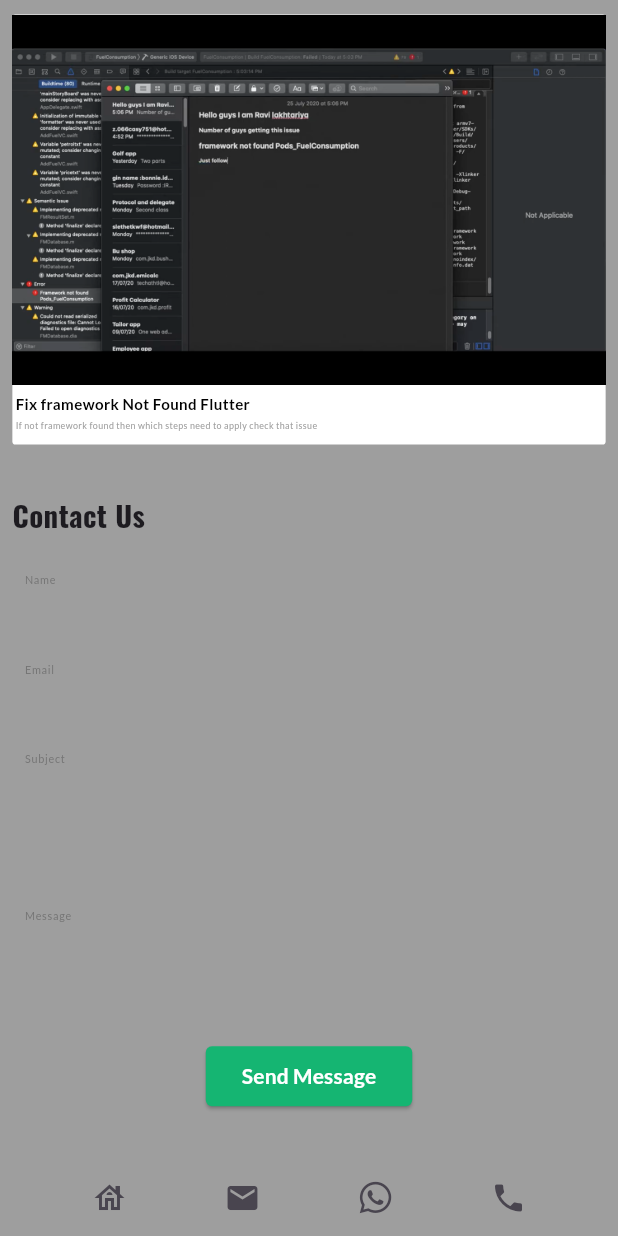
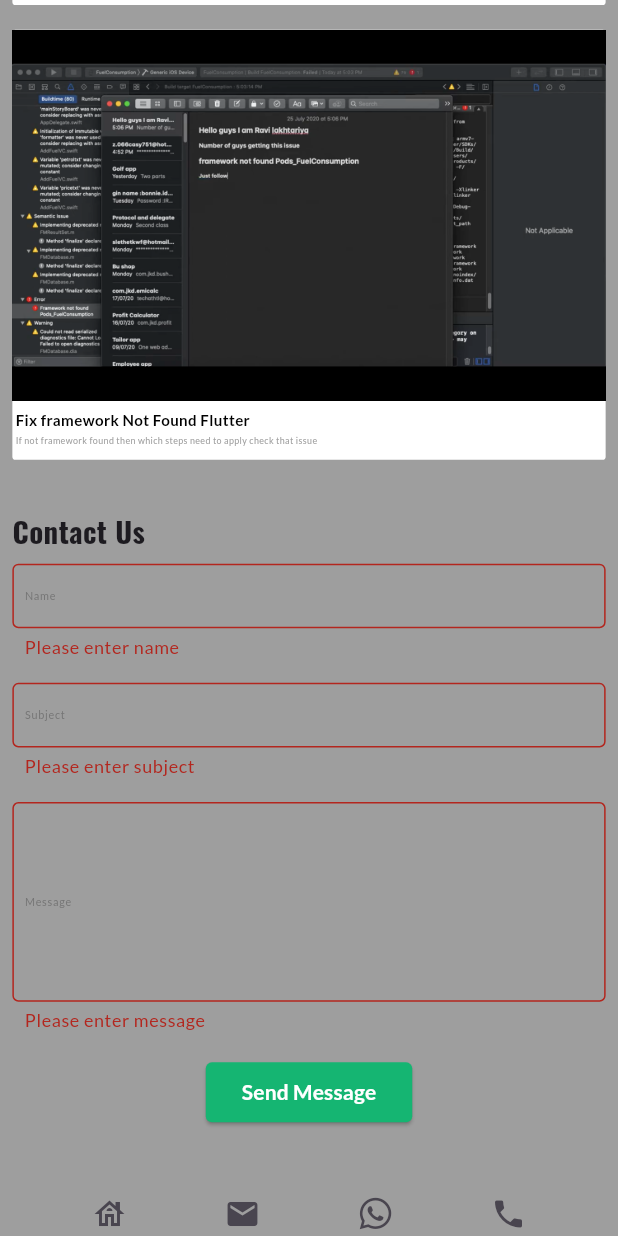
Before and after one commit to gunatitsolutions/ravilakhtariya, a Flutter app: the screen it shows after launch, scrolled down 2880 dp, after a tap on "Send Message", on a phone screen of 412 x 824 dp. Run offline on Flutter 3.47's test engine with Material 3 defaults, Android fonts, the phone set to English and light mode, and no system bars; our stand-ins replace animated_text_kit, cached_network_image, connectivity_plus, device_info_plus, font_awesome_flutter, get and 6 more; missing offline and left inert: file_saver.

Commit message:
code pushed

```diff
--- a/lib/Constants/constants.dart
+++ b/lib/Constants/constants.dart
@@ -84,18 +84,18 @@ class Constants {
       projectType: 'IOS',
       portfolioList: [
         PortfolioModel(
+          title: 'Fuelo',
+          description:
+              'Fuelo is an vehicle tracking app, which helping to track your vehicle data, how many kilometers run, how many time services done, what is current average, how many money spent on vehicle etc. The image poster designed by me. Currently app is not available in appstore.',
+          image: AppImage.fueloIOS,
+          link: '',
+        ),
+        PortfolioModel(
           title: 'Finance Calculator',
           description:
-              'Finance calculator is calculating a finance app Finance calculator is calculating a finance app Finance calculator is calculating a finance app Finance calculator is calculating a finance app Finance calculator is calculating a finance app Finance calculator is calculating a finance app',
+          'Finance calculator is calculating a finance app Finance calculator is calculating a finance app Finance calculator is calculating a finance app Finance calculator is calculating a finance app Finance calculator is calculating a finance app Finance calculator is calculating a finance app',
           image: '',
-          link: 'www.linkedin.com',
-        ),
-        PortfolioModel(
-          title: 'Fuelo',
-          description:
-              'Fuelo is an vehichel tracking app,Fuelo is an vehichel tracking app,Fuelo is an vehichel tracking app,Fuelo is an vehichel tracking app,Fuelo is an vehichel tracking app,',
-          image: '',
-          link: 'www.linkedin.com',
+          link: '',
         ),
       ],
     ),
@@ -170,11 +170,11 @@ So, what are you waiting for, download the app and share your quote with the wor
       projectType: 'Graphic Design',
       portfolioList: [
         PortfolioModel(
-          title: 'Finance Calculator',
+          title: 'Darshan Gems',
           description:
-              'Finance calculator is calculating a finance app Finance calculator is calculating a finance app Finance calculator is calculating a finance app Finance calculator is calculating a finance app Finance calculator is calculating a finance app Finance calculator is calculating a finance app',
-          image: '',
-          link: 'www.linkedin.com',
+              'Its client logo designed as client requirement. The logo is describe gems business in black background with golden color.',
+          image: AppImage.logoDesign,
+          link: '',
         ),
       ],
     ),
@@ -182,23 +182,11 @@ So, what are you waiting for, download the app and share your quote with the wor
       projectType: 'UI Design',
       portfolioList: [
         PortfolioModel(
-          title: 'Finance Calculator',
+          title: 'Metro App',
           description:
-              'Finance calculator is calculating a finance app Finance calculator is calculating a finance app Finance calculator is calculating a finance app Finance calculator is calculating a finance app Finance calculator is calculating a finance app Finance calculator is calculating a finance app',
-          image: '',
-          link: 'www.linkedin.com',
-        ),
-      ],
-    ),
-    PortfoliosModel(
-      projectType: 'UI Design',
-      portfolioList: [
-        PortfolioModel(
-          title: 'Finance Calculator',
-          description:
-              'Finance calculator is calculating a finance app Finance calculator is calculating a finance app Finance calculator is calculating a finance app Finance calculator is calculating a finance app Finance calculator is calculating a finance app Finance calculator is calculating a finance app',
-          image: '',
-          link: 'www.linkedin.com',
+              'Its offline metro app design for ios and flutter both platform. Currently app is not available in app store',
+          image: AppImage.metroUI,
+          link: '',
         ),
       ],
     ),
@@ -208,7 +196,7 @@ So, what are you waiting for, download the app and share your quote with the wor
         PortfolioModel(
           title: 'White Penicals',
           description:
-              'Finance calculator is calculating a finance app Finance calculator is calculating a finance app Finance calculator is calculating a finance app Finance calculator is calculating a finance app Finance calculator is calculating a finance app Finance calculator is calculating a finance app',
+              'The image is of a group of pelican birds perched on a log. The birds are predominantly white and brown in color, and the photo was captured using a Canon 200D Mark2 camera.',
           image: AppImage.penicals,
           link: 'www.linkedin.com',
         ),
--- a/lib/Screens/Home/Controllers/home_controller.dart
+++ b/lib/Screens/Home/Controllers/home_controller.dart
@@ -1,6 +1,6 @@
-import 'package:flutter/cupertino.dart';
 import 'package:flutter/material.dart';
 import 'package:get/get.dart';
+import 'package:file_saver/file_saver.dart';
 
 class HomeController extends GetxController {
   final Rx<GlobalKey<ScaffoldState>> _scaffoldKey =
@@ -9,4 +9,12 @@ class HomeController extends GetxController {
   GlobalKey<ScaffoldState> get scaffoldKey => _scaffoldKey.value;
 
   ScrollController scrollController = ScrollController();
+
+
+  void downloadResumes() async {
+
+    await FileSaver.instance.saveAs(name: 'RaviLakhtariyaResume',filePath: 'assets/ravilakhtariya.pdf',ext: 'pdf', mimeType: MimeType.pdf).then((value) {
+      print(value);
+    });
+  }
 }
--- a/lib/Screens/Home/Sections/ContactUs/Controllers/contact_us_controller.dart
+++ b/lib/Screens/Home/Sections/ContactUs/Controllers/contact_us_controller.dart
@@ -1,5 +1,7 @@
 import 'package:flutter/cupertino.dart';
 import 'package:get/get.dart';
+import 'package:ravilakhtariya/Utils/Components/error_snackbar_widget.dart';
+import 'package:ravilakhtariya/Utils/launch_custom_url.dart';
 
 class ContactUsController extends GetxController {
 
@@ -8,8 +10,37 @@ class ContactUsController extends GetxController {
   TextEditingController subjectController = TextEditingController();
   TextEditingController messageController = TextEditingController();
 
+  GlobalKey<FormState> formKey = GlobalKey<FormState>();
 
   sendMessageBtn() {
+    try {
+      final Uri params = Uri(
+        scheme: 'mailto',
+        path: 'ravilakhtariya07@gmail.com',
+        query:
+        'subject=${subjectController.text}&body=Hello ${nameController.text},\n${messageController.text}', //add subject and body here
+      );
 
+      LaunchCustomURL.launchURL(params.toString());
+    } catch (e) {
+      showError(e.toString());
+    }
+
+    update();
   }
+
+  clearText() {
+    nameController.clear();
+    emailController.clear();
+    subjectController.clear();
+    messageController.clear();
+  }
+
+  checkValidation() {
+    if(formKey.currentState?.validate() ?? false) {
+      return true;
+    }
+    return false;
+  }
+
 }
--- a/lib/Screens/Home/Sections/ContactUs/contact_us_section.dart
+++ b/lib/Screens/Home/Sections/ContactUs/contact_us_section.dart
@@ -1,4 +1,5 @@
 import 'package:flutter/material.dart';
+import 'package:ravilakhtariya/Constants/constants.dart';
 import 'package:ravilakhtariya/Screens/Home/Sections/ContactUs/Controllers/contact_us_controller.dart';
 import 'package:ravilakhtariya/Screens/Home/Sections/ContactUs/contact_us_section_desktop.dart';
 import 'package:ravilakhtariya/Screens/Home/Sections/ContactUs/contact_us_section_mobile.dart';
@@ -35,17 +36,31 @@ class ContactUsSection extends StatelessWidget {
       textEditingController: contactUsController.nameController,
       showHint: true,
       enableBorder: true,
+      validator: (value) {
+        if (value?.isEmpty ?? false) {
+          return 'Please enter name';
+        }
+        return null;
+      },
     );
   }
 
-  emailTextFieldWidget() {
+  /*emailTextFieldWidget() {
     return TextFieldWidget(
       title: 'Email',
       textEditingController: contactUsController.emailController,
       showHint: true,
       enableBorder: true,
+      validator: (value) {
+        if (value?.isEmpty ?? false) {
+          return 'Please enter email';
+        } else if (!RegexPatterns.emailRegex.hasMatch(value ?? '')) {
+          return 'Please enter valid email';
+        }
+        return null;
+      },
     );
-  }
+  }*/
 
   subjectTextFieldWidget() {
     return TextFieldWidget(
@@ -53,6 +68,12 @@ class ContactUsSection extends StatelessWidget {
       textEditingController: contactUsController.subjectController,
       showHint: true,
       enableBorder: true,
+      validator: (value) {
+        if (value?.isEmpty ?? false) {
+          return 'Please enter subject';
+        }
+        return null;
+      },
     );
   }
 
@@ -63,6 +84,12 @@ class ContactUsSection extends StatelessWidget {
       showHint: true,
       maxLines: 7,
       enableBorder: true,
+      validator: (value) {
+        if (value?.isEmpty ?? false) {
+          return 'Please enter message';
+        }
+        return null;
+      },
     );
   }
 
@@ -70,7 +97,11 @@ class ContactUsSection extends StatelessWidget {
     return Padding(
       padding: EdgeInsets.all(2.0.w),
       child: ElevatedButton(
-          onPressed: () {},
+          onPressed: () {
+            if(Get.find<ContactUsController>().checkValidation()) {
+              Get.find<ContactUsController>().sendMessageBtn();
+            }
+          },
           style: ElevatedButton.styleFrom(
             backgroundColor: AppColors.colorPrimary,
             shape: RoundedRectangleBorder(
--- a/lib/Screens/Home/Sections/ContactUs/contact_us_section_mobile.dart
+++ b/lib/Screens/Home/Sections/ContactUs/contact_us_section_mobile.dart
@@ -1,25 +1,30 @@
-import 'package:flutter/cupertino.dart';
 import 'package:flutter/material.dart';
 import 'package:ravilakhtariya/Constants/constants.dart';
+import 'package:ravilakhtariya/Screens/Home/Sections/ContactUs/Controllers/contact_us_controller.dart';
 import 'package:ravilakhtariya/Screens/Home/Sections/ContactUs/contact_us_section.dart';
 import 'package:responsive_sizer/responsive_sizer.dart';
+import 'package:get/get.dart';
+
 
 class ContactUsSectionMobile extends ContactUsSection {
   ContactUsSectionMobile({super.key});
 
   @override
   Widget build(BuildContext context) {
-    return Column(
+    return Form(
+      key: Get.find<ContactUsController>().formKey,
+      child: Column(
         children: [
           titleWidget(),
           nameTextFieldWidget(),
-        emailTextFieldWidget(),
+         // emailTextFieldWidget(),
           subjectTextFieldWidget(),
           messageTextFieldWidget(),
           sendMessageBtn(),
           SizedBox(height: 3.h,),
           footerContactSectionMobile(),
         ],
+      ),
     );
   }
 
--- a/lib/Screens/Home/Sections/Navigation/app_navigation_bar.dart
+++ b/lib/Screens/Home/Sections/Navigation/app_navigation_bar.dart
@@ -16,8 +16,8 @@ class AppNavigationBar extends StatelessWidget {
   @override
   Widget build(BuildContext context) {
     return Responsive(
-        mobile: AppNavigationBarMobile(),
-        tablet: AppNavigationBarMobile(),
+        mobile: const AppNavigationBarMobile(),
+        tablet: const AppNavigationBarMobile(),
         desktop: AppNavigationBarDesktop());
   }
 
@@ -28,6 +28,30 @@ class AppNavigationBar extends StatelessWidget {
           fontSize: 20.sp,
           color: AppColors.whiteColor,
           fontWeight: FontWeight.w800),
+    );
+  }
+
+  resumeButton() {
+    return Padding(
+      padding: EdgeInsets.all(1.0.w),
+      child: ElevatedButton(
+          onPressed: () {
+            Get.find<HomeController>().downloadResumes();
+          },
+          style: ElevatedButton.styleFrom(
+            backgroundColor: Colors.transparent,
+            elevation: 1.0,
+            shape: RoundedRectangleBorder(
+              borderRadius: BorderRadius.circular(1.w),
+              side: const BorderSide(
+                color: AppColors.whiteColor,
+              ),
+            ),
+          ),
+          child: Text(
+            'Resume',
+            style: TextStyle(color: AppColors.whiteColor, fontSize: 12.sp,height: 1.2),
+          )),
     );
   }
 
--- a/lib/Screens/Home/Sections/Navigation/app_navigation_bar_desktop.dart
+++ b/lib/Screens/Home/Sections/Navigation/app_navigation_bar_desktop.dart
@@ -15,13 +15,14 @@ class AppNavigationBarDesktop extends AppNavigationBar {
         horizontal: 1.w,
       ),
       alignment: Alignment.center,
-      child: appTitle()/*Row(
+      child: Row(
         mainAxisAlignment: MainAxisAlignment.spaceBetween,
         children: [
           appTitle(),
+          resumeButton()
           //navigationMenus(),
         ],
-      )*/,
+      ),
     );
   }
 
--- a/lib/Screens/Home/Sections/Navigation/app_navigation_bar_mobile.dart
+++ b/lib/Screens/Home/Sections/Navigation/app_navigation_bar_mobile.dart
@@ -11,6 +11,9 @@ class AppNavigationBarMobile extends AppNavigationBar {
       //leading: menuButton(),
       centerTitle: true,
       title: appTitle(),
+      actions: [
+        resumeButton()
+      ],
     );
   }
 }
--- a/lib/Themes/app_image.dart
+++ b/lib/Themes/app_image.dart
@@ -7,6 +7,10 @@ class AppImage {
 
   static const financeCalculator = '$images/financeCalculator.jpeg';
   static const imagetopdfmaker = '$images/imagetopdfmaker.jpeg';
+  static const graphicDesign = '$images/graphic_design.jpeg';
+  static const fueloIOS = '$images/fueloiOSApp.jpeg';
+  static const metroUI = '$images/metroUI.jpeg';
+  static const logoDesign = '$images/logodesign.jpeg';
   static const connectivityFrameworkNotFound = '$images/connectivity_framwork_not_found.png';
   static const frameworkNotFound = '$images/fix_framework_not_found.png';
   static const penicals = '$images/penical.jpeg';
--- a/lib/main.dart
+++ b/lib/main.dart
@@ -3,6 +3,7 @@ import 'package:flutter/services.dart';
 import 'package:ravilakhtariya/Screens/Splash/splash_controller.dart';
 import 'package:ravilakhtariya/Themes/AppTheme/theme_controller.dart';
 import 'package:get/get.dart';
+import 'package:ravilakhtariya/Utils/Directory/DirectoryUtil.dart';
 import 'package:ravilakhtariya/app.dart';
 
 void main() async {
@@ -10,6 +11,7 @@ void main() async {
   SystemChrome.setPreferredOrientations([
     DeviceOrientation.portraitUp,
   ]);
+  DirectoryUtil.createFolder();
   Get.put(ThemeController());
   Get.put(SplashController());
   runApp(const PortfolioApp());
```
Also changed, not shown: lib/Screens/Home/Sections/ContactUs/contact_us_section_desktop.dart (+7 -2 lines), lib/Utils/Directory/DirectoryUtil.dart (+10 -7 lines), pubspec.yaml (+3 -7 lines), assets/images/fueloiOSApp.jpeg (added), assets/images/graphic_design.jpeg (added), assets/images/logodesign.jpeg (added), assets/images/metroUI.jpeg (added), assets/images/ravilakhtariya.png, pubspec.lock, 2 other files. Lines whose indentation alone changed are shown as unchanged.
